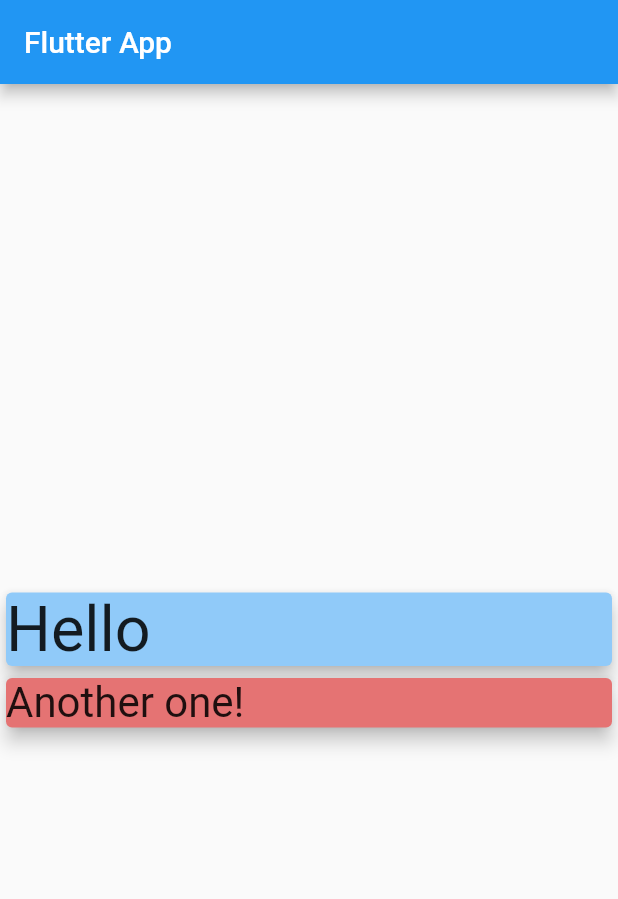
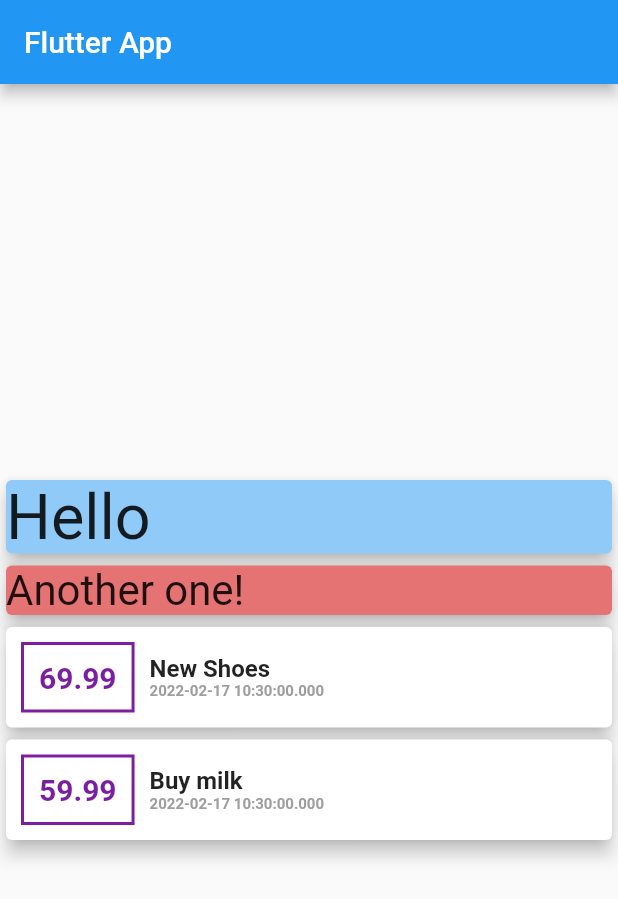
Before and after one commit to Ismail-Ai404/Expenses-app, a Flutter app: the screen it shows after launch, on a phone screen of 412 x 824 dp. Shown: the top 899 px of the screen. Run offline on Flutter 3.47's test engine with Material 2 defaults, Android fonts, the phone set to English and light mode, and no system bars.

Commit message:
Widgets modificatios

```diff
--- a/expenses_app/lib/main.dart
+++ b/expenses_app/lib/main.dart
@@ -63,7 +63,58 @@ class MyHomePage extends StatelessWidget {
                 textScaleFactor: 2,
               ),
             ),
-          )
+          ),
+          Column(
+            children: transaction
+                .map((tx) => Card(
+                      elevation: 5,
+                      child: Row(
+                        children: [
+                          Container(
+                            padding: EdgeInsets.all(10),
+                            margin: EdgeInsets.all(10),
+                            child: Text(
+                              tx.amount.toString(),
+                              style: TextStyle(
+                                fontWeight: FontWeight.bold,
+                                fontSize: 20,
+                                color: Colors.purple[700],
+                                //backgroundColor: Colors.amber,
+                              ),
+                            ),
+                            decoration: BoxDecoration(
+                              border: Border.all(
+                                color: Colors.purple[700],
+                                width: 2,
+                                style: BorderStyle.solid,
+                              ),
+                            ),
+                          ),
+                          Column(
+                            crossAxisAlignment: CrossAxisAlignment.start,
+                            children: [
+                              Text(
+                                tx.title,
+                                style: TextStyle(
+                                  fontSize: 16,
+                                  fontWeight: FontWeight.bold,
+                                ),
+                              ),
+                              Text(
+                                tx.date.toString(),
+                                style: TextStyle(
+                                  color: Colors.grey,
+                                  fontSize: 10,
+                                  fontWeight: FontWeight.bold,
+                                ),
+                              ),
+                            ],
+                          ),
+                        ],
+                      ),
+                    ))
+                .toList(),
+          ),
         ],
       ),
     );
```
